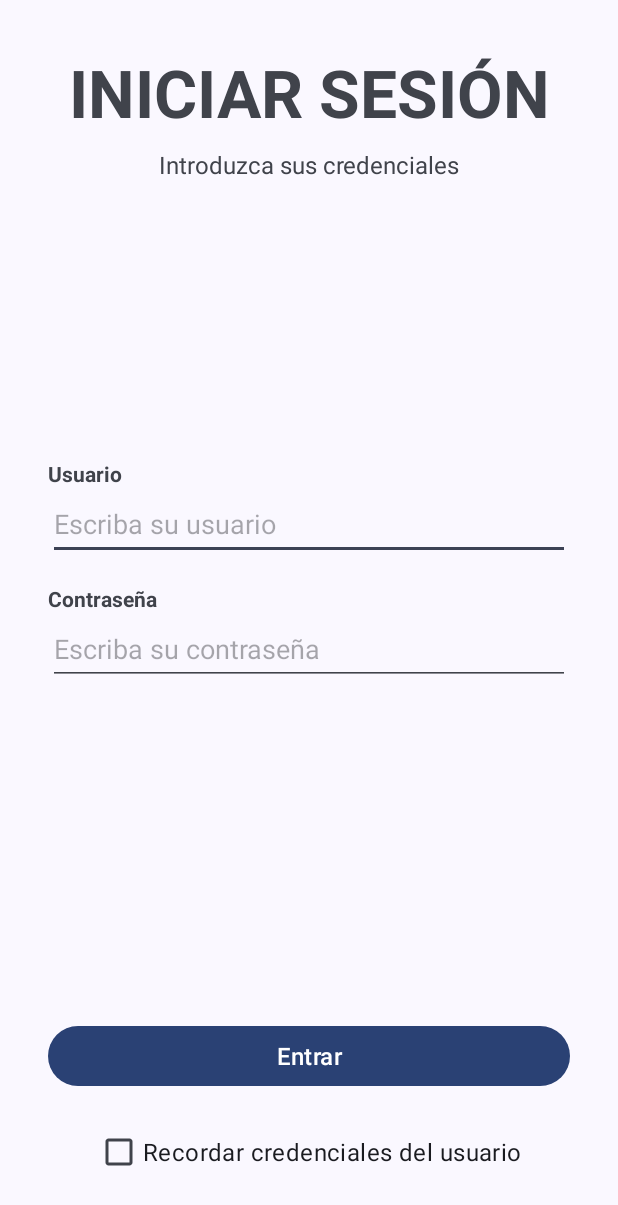
After one commit to brunodsf05/EmployeeAttendanceTracker-Android, an Android app: the layout activity_login.xml on its own in the app's theme, with its tools: preview values and no code run, on a phone screen of 412 x 824 dp. The commit adds this screen. Shown: the top 1205 px of the screen. Run offline under Robolectric (Android 15) with nearby library versions, the phone set to English and light mode, and no system bars.

Commit message:
Gui: El teclado no oculta los editText de Login

```diff
--- a/app/src/main/AndroidManifest.xml
+++ b/app/src/main/AndroidManifest.xml
@@ -17,6 +17,7 @@
         tools:targetApi="31">
         <activity
             android:name=".login.LoginActivity"
+            android:windowSoftInputMode="adjustResize"
             android:exported="true">
             <intent-filter>
                 <action android:name="android.intent.action.MAIN" />
--- a/app/src/main/java/bdisfer1410/controldepresencia/login/LoginActivity.java
+++ b/app/src/main/java/bdisfer1410/controldepresencia/login/LoginActivity.java
@@ -3,8 +3,13 @@ package bdisfer1410.controldepresencia.login;
 import android.content.Context;
 import android.content.SharedPreferences;
 import android.os.Bundle;
+import android.util.Log;
+import android.view.MotionEvent;
+import android.view.View;
 import android.widget.CheckBox;
 import android.widget.EditText;
+import android.widget.LinearLayout;
+import android.widget.ScrollView;
 import android.widget.TextView;
 import android.widget.Toast;
 
@@ -26,6 +31,8 @@ import retrofit2.Response;
 
 public class LoginActivity extends AppCompatActivity {
     // Views
+    private ScrollView scrollview;
+    private LinearLayout layoutInput;
     private EditText inputUser, inputPassword;
     private TextView outputError;
     private CheckBox checkboxRemember;
@@ -51,6 +58,8 @@ public class LoginActivity extends AppCompatActivity {
         });
 
         // Vincular vistas a variables
+        scrollview = findViewById(R.id.scrollview);
+        layoutInput = findViewById(R.id.layoutInput);
         inputUser = findViewById(R.id.inputUser);
         inputPassword = findViewById(R.id.inputPassword);
         outputError = findViewById(R.id.outputError);
@@ -68,6 +77,16 @@ public class LoginActivity extends AppCompatActivity {
 
             attemptLogIn();
         });
+
+        // Centrar linearLayout en el espacio disponible dejado por el teclado
+        View.OnFocusChangeListener onInputFocusScrollToIt = (v, hasFocus) -> {
+            if (hasFocus) {
+                v.postDelayed(() -> scrollview.smoothScrollTo(0, layoutInput.getTop()), 100);
+            }
+        };
+
+        inputUser.setOnFocusChangeListener(onInputFocusScrollToIt);
+        inputPassword.setOnFocusChangeListener(onInputFocusScrollToIt);
 
         // Cargar datos
         sharedPreferences = getSharedPreferences("login", Context.MODE_PRIVATE);
--- /dev/null
+++ b/app/src/main/res/layout/activity_login.xml
@@ -0,0 +1,121 @@
+<?xml version="1.0" encoding="utf-8"?>
+<ScrollView xmlns:android="http://schemas.android.com/apk/res/android"
+    xmlns:app="http://schemas.android.com/apk/res-auto"
+    xmlns:tools="http://schemas.android.com/tools"
+    android:id="@+id/scrollview"
+    android:layout_width="match_parent"
+    android:layout_height="match_parent"
+    android:layout_marginHorizontal="32dp"
+    android:fillViewport="true"
+    android:fitsSystemWindows="true"
+    tools:context=".login.LoginActivity">
+
+    <LinearLayout
+        android:id="@+id/main"
+        android:layout_width="match_parent"
+        android:layout_height="wrap_content"
+        android:orientation="vertical">
+
+        <LinearLayout
+            android:id="@+id/layoutTitle"
+            android:layout_width="match_parent"
+            android:layout_height="wrap_content"
+            android:layout_marginTop="32dp"
+            android:orientation="vertical">
+
+            <TextView
+                android:id="@+id/textTitle"
+                android:layout_width="match_parent"
+                android:layout_height="wrap_content"
+                android:text="@string/login_title"
+                android:textAlignment="center"
+                android:textAllCaps="true"
+                android:textSize="44sp"
+                android:textStyle="bold" />
+
+            <TextView
+                android:id="@+id/textSubtitle"
+                android:layout_width="match_parent"
+                android:layout_height="wrap_content"
+                android:layout_marginTop="8dp"
+                android:text="@string/login_subtitle"
+                android:textAlignment="center"
+                android:textSize="16sp" />
+        </LinearLayout>
+
+        <LinearLayout
+            android:id="@+id/layoutInput"
+            android:layout_width="match_parent"
+            android:layout_height="0dp"
+            android:layout_weight="1"
+            android:gravity="center"
+            android:orientation="vertical"
+            android:paddingVertical="32dp">
+
+            <TextView
+                android:id="@+id/textUser"
+                android:layout_width="match_parent"
+                android:layout_height="wrap_content"
+                android:text="@string/login_lbl_user"
+                android:textStyle="bold" />
+
+            <EditText
+                android:id="@+id/inputUser"
+                android:layout_width="match_parent"
+                android:layout_height="48dp"
+                android:hint="@string/login_hnt_user"
+                android:inputType="textEmailAddress"
+                tools:ignore="TextContrastCheck" />
+
+            <TextView
+                android:id="@+id/textPassword"
+                android:layout_width="match_parent"
+                android:layout_height="wrap_content"
+                android:paddingTop="16dp"
+                android:text="@string/login_lbl_password"
+                android:textStyle="bold" />
+
+            <EditText
+                android:id="@+id/inputPassword"
+                android:layout_width="match_parent"
+                android:layout_height="48dp"
+                android:hint="@string/login_hnt_password"
+                android:inputType="textPassword"
+                tools:ignore="TextContrastCheck" />
+        </LinearLayout>
+
+        <LinearLayout
+            android:id="@+id/layoutButtons"
+            android:layout_width="match_parent"
+            android:layout_height="wrap_content"
+            android:layout_marginBottom="32dp"
+            android:gravity="center"
+            android:orientation="vertical">
+
+            <TextView
+                android:id="@+id/outputError"
+                android:layout_width="match_parent"
+                android:layout_height="wrap_content"
+                android:gravity="center"
+                android:textColor="?attr/colorError"
+                android:textSize="16sp" />
+
+            <Button
+                android:id="@+id/buttonLogin"
+                android:layout_width="match_parent"
+                android:layout_height="wrap_content"
+                android:layout_marginVertical="16dp"
+                android:text="@string/login_btn_login"
+                android:textSize="16sp" />
+
+            <CheckBox
+                android:id="@+id/checkboxRemember"
+                android:layout_width="wrap_content"
+                android:layout_height="wrap_content"
+                android:text="@string/login_btn_remember"
+                android:textSize="16sp" />
+        </LinearLayout>
+
+    </LinearLayout>
+
+</ScrollView>
```
